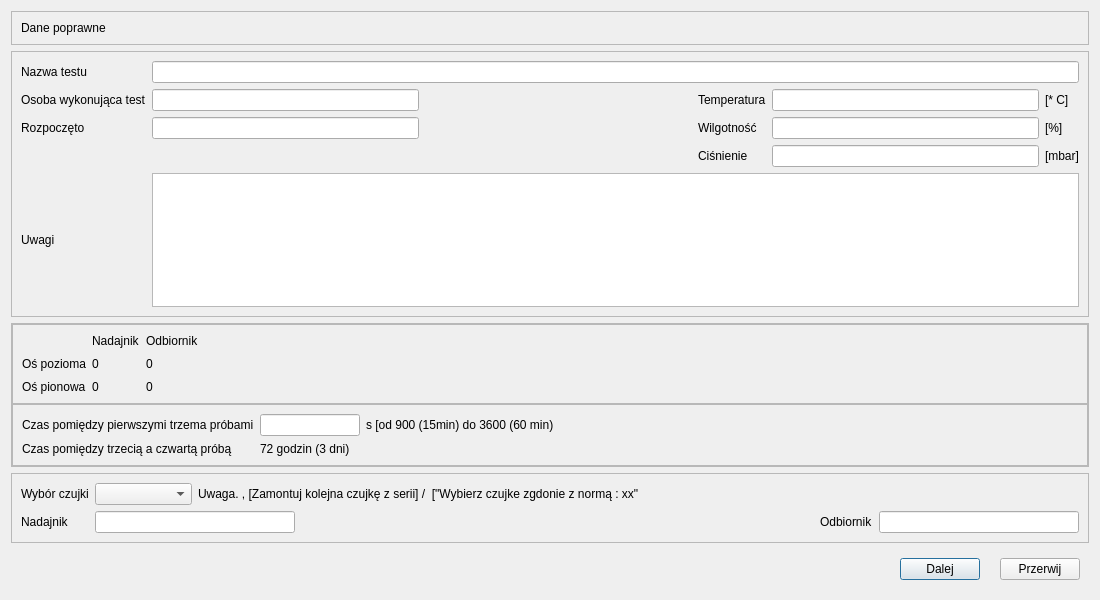
First picture: the form in CzujkiLinioweApp/oknoparametrytestu.ui, repository wiacekmarcin/CzujkiLiniowe, before the edit.
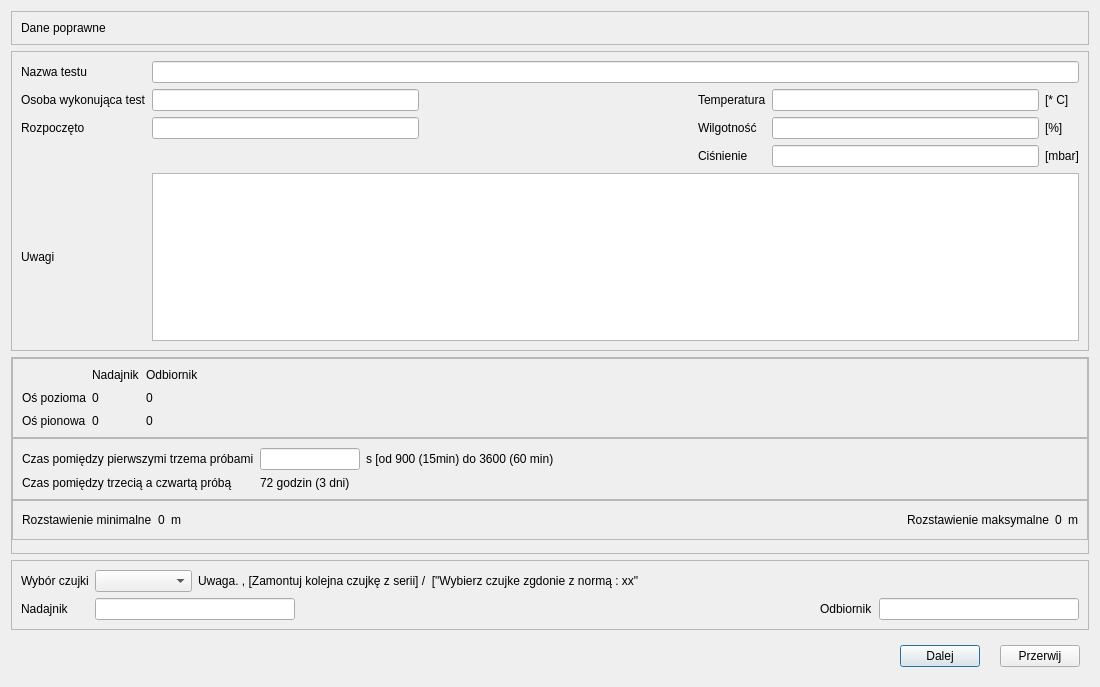
Second picture: the form after the edit. Icons and pictures are not drawn.

Commit message: DDodany test jdlugosc drogi optycznej

The edit to the form file:
```diff
--- a/CzujkiLinioweApp/oknoparametrytestu.ui
+++ b/CzujkiLinioweApp/oknoparametrytestu.ui
@@ -7,7 +7,7 @@
     <x>0</x>
     <y>0</y>
     <width>1100</width>
-    <height>600</height>
+    <height>687</height>
    </rect>
   </property>
   <property name="windowTitle">
@@ -179,7 +179,7 @@
        <number>0</number>
       </property>
       <property name="bottomMargin">
-       <number>0</number>
+       <number>13</number>
       </property>
       <item>
        <widget class="QFrame" name="frame_niewspolosiowosc">
@@ -341,6 +341,73 @@
         </layout>
        </widget>
       </item>
+      <item>
+       <widget class="QFrame" name="frame_dlugoscDrogiOptycznej">
+        <property name="frameShape">
+         <enum>QFrame::StyledPanel</enum>
+        </property>
+        <property name="frameShadow">
+         <enum>QFrame::Raised</enum>
+        </property>
+        <layout class="QGridLayout" name="gridLayout_5">
+         <item row="1" column="2">
+          <widget class="QLabel" name="lunitrozmin">
+           <property name="text">
+            <string>m</string>
+           </property>
+          </widget>
+         </item>
+         <item row="1" column="1">
+          <widget class="QLabel" name="rozstawienieMinimalne">
+           <property name="text">
+            <string>0</string>
+           </property>
+          </widget>
+         </item>
+         <item row="1" column="4">
+          <widget class="QLabel" name="lrozstawieniemaksymalne">
+           <property name="text">
+            <string>Rozstawienie maksymalne</string>
+           </property>
+          </widget>
+         </item>
+         <item row="1" column="3">
+          <spacer name="horizontalSpacer_6">
+           <property name="orientation">
+            <enum>Qt::Horizontal</enum>
+           </property>
+           <property name="sizeHint" stdset="0">
+            <size>
+             <width>40</width>
+             <height>20</height>
+            </size>
+           </property>
+          </spacer>
+         </item>
+         <item row="1" column="6">
+          <widget class="QLabel" name="lunitrozmax">
+           <property name="text">
+            <string>m</string>
+           </property>
+          </widget>
+         </item>
+         <item row="1" column="0">
+          <widget class="QLabel" name="lrozstawienieminimalne">
+           <property name="text">
+            <string>Rozstawienie minimalne</string>
+           </property>
+          </widget>
+         </item>
+         <item row="1" column="5">
+          <widget class="QLabel" name="rozstawienieMaksymalne">
+           <property name="text">
+            <string>0</string>
+           </property>
+          </widget>
+         </item>
+        </layout>
+       </widget>
+      </item>
      </layout>
     </widget>
    </item>
```
The commit also changes 16 other files.
